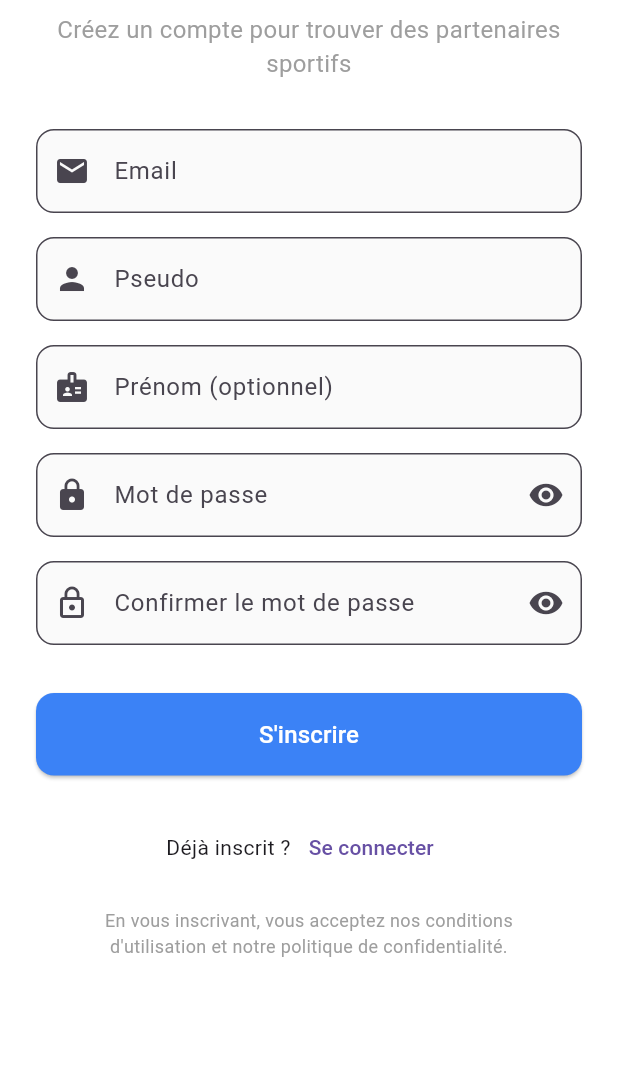
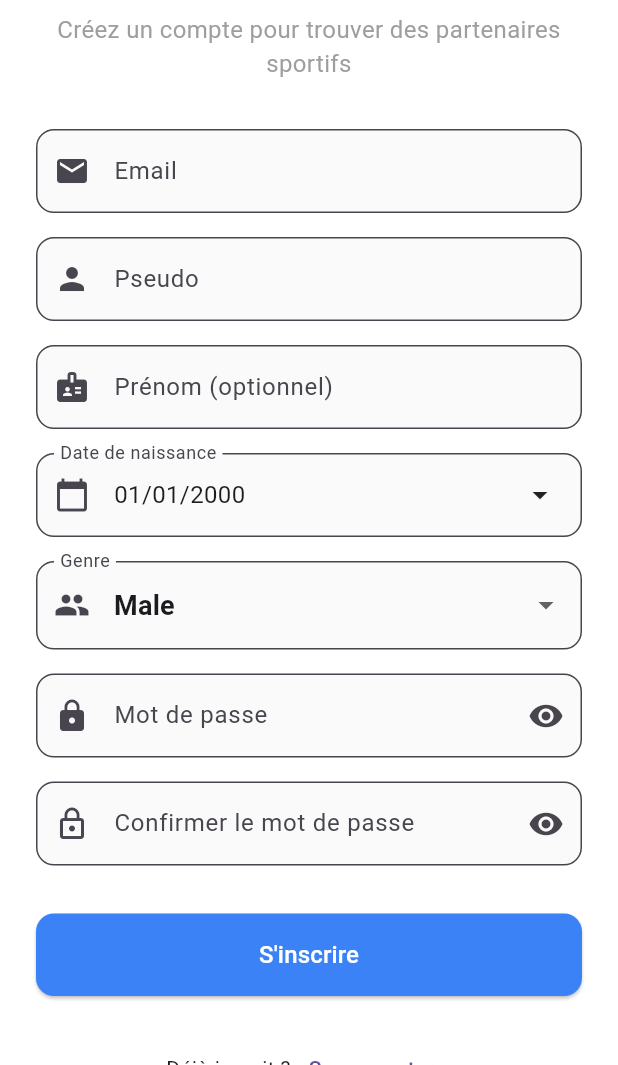
Before and after one commit to MartinBouvet/PPE, a Flutter app: the SignupScreen screen opened by its route, on a phone screen of 412 x 824 dp, the part 171-1236 px from its top. Run offline on Flutter 3.47's test engine with Material 3 defaults, Android fonts, the phone set to English and light mode, and no system bars; our stand-ins replace cached_network_image, flutter_dotenv, go_router, image_picker, shared_preferences, supabase_flutter and 1 more; accounts and stored records are empty; network calls fail.

Commit message:
changement dans l'inscription (ajout age/gender)

```diff
--- a/lib/views/auth/signup_screen.dart
+++ b/lib/views/auth/signup_screen.dart
@@ -1,6 +1,7 @@
 // lib/views/auth/signup_screen.dart
 import 'package:flutter/material.dart';
 import 'package:go_router/go_router.dart';
+import 'package:intl/intl.dart';
 import '../../repositories/auth_repository.dart';
 
 class SignupScreen extends StatefulWidget {
@@ -19,6 +20,12 @@ class _SignupScreenState extends State<SignupScreen> {
   final _confirmPasswordController = TextEditingController();
   final _authRepository = AuthRepository();
 
+  DateTime _selectedDate = DateTime(2000, 1, 1); // Date par défaut
+  String _selectedGender = 'Male'; // Genre par défaut
+
+  // Liste des options de genre
+  final List<String> _genderOptions = ['Male', 'Female', 'Other'];
+
   bool _isLoading = false;
   bool _obscurePassword = true;
   bool _obscureConfirmPassword = true;
@@ -32,6 +39,35 @@ class _SignupScreenState extends State<SignupScreen> {
     _passwordController.dispose();
     _confirmPasswordController.dispose();
     super.dispose();
+  }
+
+  Future<void> _selectDate(BuildContext context) async {
+    final DateTime? picked = await showDatePicker(
+      context: context,
+      initialDate: _selectedDate,
+      firstDate: DateTime(1920),
+      lastDate: DateTime.now().subtract(const Duration(days: 365 * 16)), // Minimum 16 ans
+      helpText: 'Sélectionnez votre date de naissance',
+      cancelText: 'Annuler',
+      confirmText: 'Confirmer',
+      builder: (context, child) {
+        return Theme(
+          data: Theme.of(context).copyWith(
+            colorScheme: ColorScheme.light(
+              primary: Theme.of(context).primaryColor,
+              onPrimary: Colors.white,
+              onSurface: Colors.black,
+            ),
+          ),
+          child: child!,
+        );
+      },
+    );
+    if (picked != null && picked != _selectedDate) {
+      setState(() {
+        _selectedDate = picked;
+      });
+    }
   }
 
   Future<void> _signUp() async {
@@ -51,6 +87,8 @@ class _SignupScreenState extends State<SignupScreen> {
         password: _passwordController.text,
         pseudo: _pseudoController.text.trim(),
         firstName: _firstNameController.text.trim(),
+        birthDate: _selectedDate,
+        gender: _selectedGender,
       );
 
       if (user != null && mounted) {
@@ -209,6 +247,67 @@ class _SignupScreenState extends State<SignupScreen> {
                 ),
                 const SizedBox(height: 16),
 
+                // Sélecteur de date de naissance
+                InkWell(
+                  onTap: () => _selectDate(context),
+                  child: InputDecorator(
+                    decoration: InputDecoration(
+                      labelText: 'Date de naissance',
+                      prefixIcon: const Icon(Icons.calendar_today),
+                      border: OutlineInputBorder(
+                        borderRadius: BorderRadius.circular(12),
+                      ),
+                      filled: true,
+                      fillColor: Colors.grey.shade50,
+                    ),
+                    child: Row(
+                      mainAxisAlignment: MainAxisAlignment.spaceBetween,
+                      children: [
+                        Text(
+                          DateFormat('dd/MM/yyyy').format(_selectedDate),
+                          style: const TextStyle(fontSize: 16),
+                        ),
+                        const Icon(Icons.arrow_drop_down),
+                      ],
+                    ),
+                  ),
+                ),
+                const SizedBox(height: 16),
+
+                // Sélecteur de genre
+                DropdownButtonFormField<String>(
+                  decoration: InputDecoration(
+                    labelText: 'Genre',
+                    prefixIcon: const Icon(Icons.people),
+                    border: OutlineInputBorder(
+                      borderRadius: BorderRadius.circular(12),
+                    ),
+                    filled: true,
+                    fillColor: Colors.grey.shade50,
+                  ),
+                  value: _selectedGender,
+                  items: _genderOptions.map((String gender) {
+                    return DropdownMenuItem<String>(
+                      value: gender,
+                      child: Text(gender),
+                    );
+                  }).toList(),
+                  onChanged: (String? newValue) {
+                    if (newValue != null) {
+                      setState(() {
+                        _selectedGender = newValue;
+                      });
+                    }
+                  },
+                  validator: (value) {
+                    if (value == null || value.isEmpty) {
+                      return 'Veuillez sélectionner votre genre';
+                    }
+                    return null;
+                  },
+                ),
+                const SizedBox(height: 16),
+
                 // Champ mot de passe
                 TextFormField(
                   controller: _passwordController,
```
Also changed, not shown: lib/repositories/auth_repository.dart (+107 -28 lines), lib/services/auth_service.dart (+126 -85 lines), lib/models/user_model.dart (line endings or trailing spaces).
